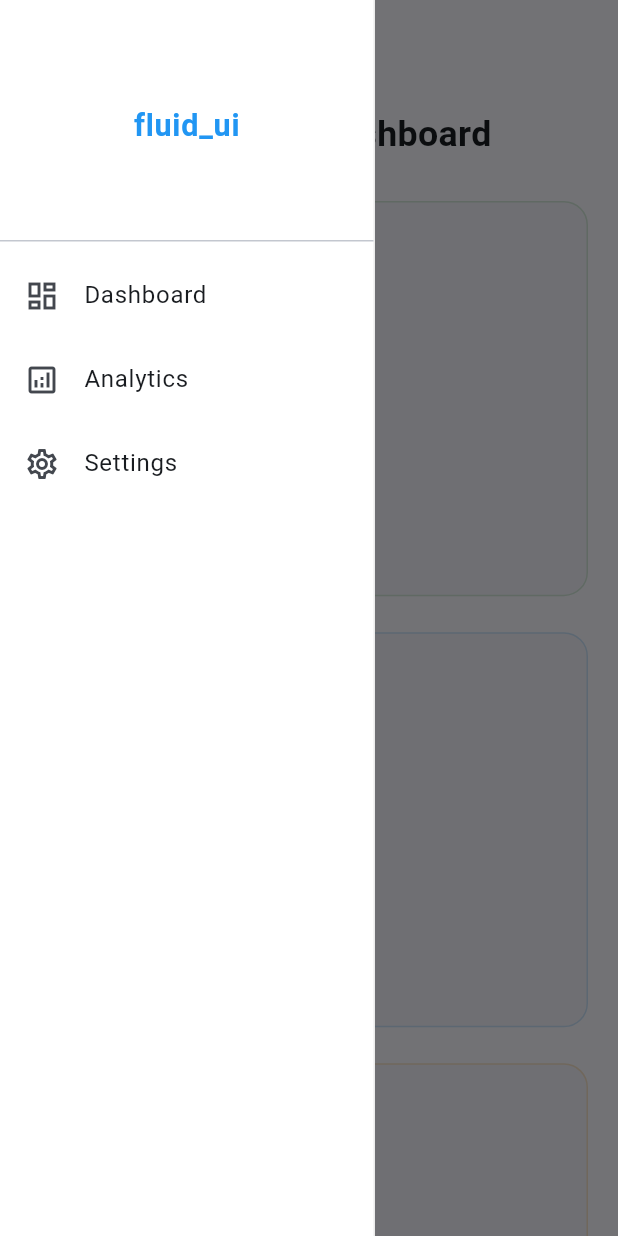
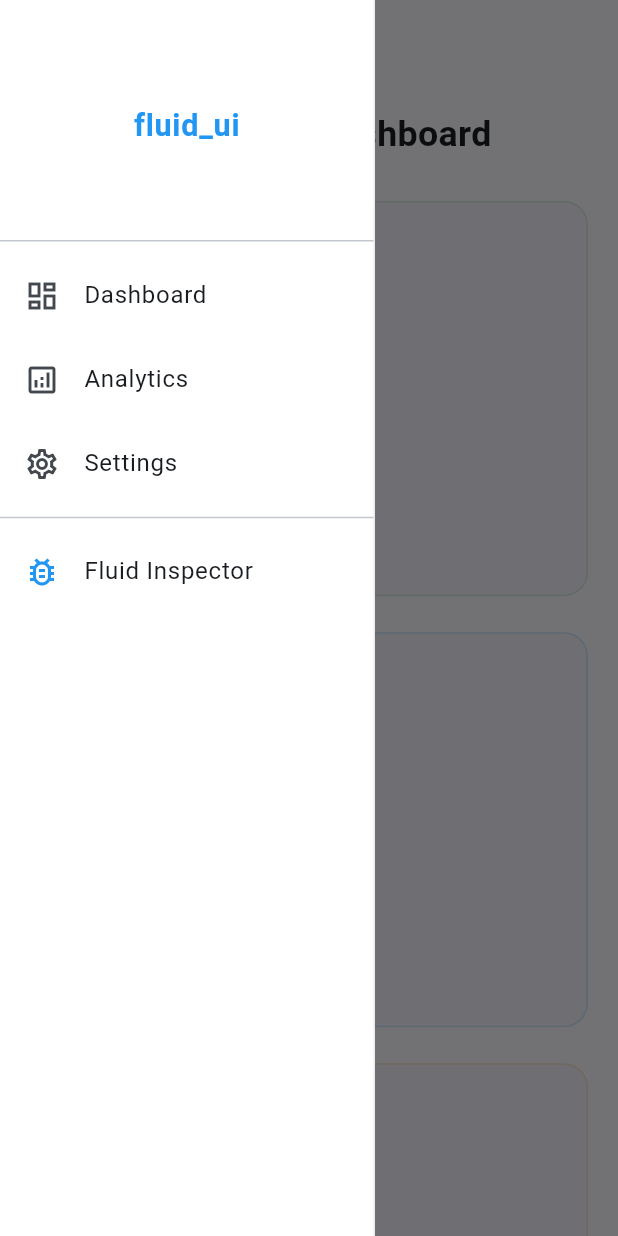
Before and after one commit to PraveenLiyanage/fluid-ui, a Flutter app: the screen it shows after launch, with the side drawer open, on a phone screen of 412 x 824 dp. Run offline on Flutter 3.47's test engine with Material 3 defaults, Android fonts, the light colour scheme and no system bars.

Commit message:
feat: implement AI-assisted layout heuristic engine and visual adaptive inspector tool

```diff
--- a/example/lib/main.dart
+++ b/example/lib/main.dart
@@ -130,6 +130,12 @@ class DashboardScreen extends StatelessWidget {
             title: const Text('Settings'),
             onTap: () {},
           ),
+          const Divider(),
+          ListTile(
+            leading: const Icon(Icons.bug_report_outlined, color: Colors.blue),
+            title: const Text('Fluid Inspector'),
+            onTap: () => FluidController.of(context).toggleInspector(),
+          ),
         ],
       ),
     );
--- a/lib/core/engine/fluid_app.dart
+++ b/lib/core/engine/fluid_app.dart
@@ -1,6 +1,8 @@
 import 'package:flutter/material.dart';
+import 'fluid_controller.dart';
+import '../../widgets/adaptive_inspector.dart';
 
-class FluidApp extends StatelessWidget {
+class FluidApp extends StatefulWidget {
   final Widget child;
 
   const FluidApp({
@@ -9,8 +11,31 @@ class FluidApp extends StatelessWidget {
   });
 
   @override
+  State<FluidApp> createState() => _FluidAppState();
+}
+
+class _FluidAppState extends State<FluidApp> {
+  late final FluidController _controller;
+
+  @override
+  void initState() {
+    super.initState();
+    _controller = FluidController();
+  }
+
+  @override
+  void dispose() {
+    _controller.dispose();
+    super.dispose();
+  }
+
+  @override
   Widget build(BuildContext context) {
-    // In the future, this can provide global state or services
-    return child;
+    return FluidControllerProvider(
+      controller: _controller,
+      child: AdaptiveInspector(
+        child: widget.child,
+      ),
+    );
   }
 }
--- /dev/null
+++ b/lib/core/engine/fluid_controller.dart
@@ -0,0 +1,31 @@
+import 'package:flutter/material.dart';
+
+class FluidController extends ChangeNotifier {
+  bool _showInspector = false;
+  bool get showInspector => _showInspector;
+
+  void toggleInspector() {
+    _showInspector = !_showInspector;
+    notifyListeners();
+  }
+
+  static FluidController of(BuildContext context) {
+    final provider = context.dependOnInheritedWidgetOfExactType<FluidControllerProvider>();
+    return provider!.controller;
+  }
+}
+
+class FluidControllerProvider extends InheritedNotifier<FluidController> {
+  final FluidController controller;
+
+  const FluidControllerProvider({
+    super.key,
+    required this.controller,
+    required super.child,
+  }) : super(notifier: controller);
+
+  @override
+  bool updateShouldNotify(FluidControllerProvider oldWidget) {
+    return controller != oldWidget.controller;
+  }
+}
--- /dev/null
+++ b/lib/core/engine/heuristic_engine.dart
@@ -0,0 +1,34 @@
+// lib/core/engine/heuristic_engine.dart
+
+enum WidgetComplexity { low, medium, high }
+
+class HeuristicEngine {
+  /// AI-assisted calculation of optimal columns based on viewport and widget complexity.
+  static int getSmartColumnCount({
+    required double maxWidth,
+    required WidgetComplexity complexity,
+  }) {
+    // Base column logic
+    int columns = 1;
+    if (maxWidth > 1600) {
+      columns = 5;
+    } else if (maxWidth > 1200) {
+      columns = 4;
+    } else if (maxWidth > 900) {
+      columns = 3;
+    } else if (maxWidth > 600) {
+      columns = 2;
+    }
+
+    // Heuristic Adjustment:
+    // If complexity is high, we aggressively reduce column count to prevent squeezing/overflow.
+    if (complexity == WidgetComplexity.high) {
+      if (maxWidth < 1440) columns = (columns - 1).clamp(1, 5);
+      if (maxWidth < 1100) columns = (columns - 1).clamp(1, 5);
+    } else if (complexity == WidgetComplexity.medium) {
+      if (maxWidth < 900) columns = (columns - 1).clamp(1, 5);
+    }
+
+    return columns;
+  }
+}
--- a/lib/fluid_ui.dart
+++ b/lib/fluid_ui.dart
@@ -2,6 +2,8 @@ library fluid_ui;
 
 // Core Engine
 export 'core/engine/fluid_app.dart';
+export 'core/engine/fluid_controller.dart';
+export 'core/engine/heuristic_engine.dart';
 export 'core/breakpoints/fluid_breakpoints.dart';
 export 'core/semantics/fluid_priority.dart';
 export 'core/overflow/overflow_recovery.dart';
@@ -12,6 +14,7 @@ export 'widgets/adaptive_grid.dart';
 export 'widgets/adaptive_table.dart';
 export 'widgets/adaptive_scaffold.dart';
 export 'widgets/adaptive_text.dart';
+export 'widgets/adaptive_inspector.dart';
 
 // Tokens
 export 'tokens/spacing.dart';
--- a/lib/widgets/adaptive_grid.dart
+++ b/lib/widgets/adaptive_grid.dart
@@ -1,10 +1,13 @@
 import 'package:flutter/material.dart';
+
+import '../core/engine/heuristic_engine.dart';
 
 class AdaptiveGrid extends StatelessWidget {
   final List<Widget> children;
   final double spacing;
   final double runSpacing;
   final double childAspectRatio;
+  final WidgetComplexity complexity;
 
   const AdaptiveGrid({
     super.key,
@@ -12,23 +15,17 @@ class AdaptiveGrid extends StatelessWidget {
     this.spacing = 16.0,
     this.runSpacing = 16.0,
     this.childAspectRatio = 1.4,
+    this.complexity = WidgetComplexity.medium,
   });
 
   @override
   Widget build(BuildContext context) {
     return LayoutBuilder(
       builder: (context, constraints) {
-        int columns = 1;
-
-        if (constraints.maxWidth > 1600) {
-          columns = 5;
-        } else if (constraints.maxWidth > 1200) {
-          columns = 4;
-        } else if (constraints.maxWidth > 900) {
-          columns = 3;
-        } else if (constraints.maxWidth > 600) {
-          columns = 2;
-        }
+        final columns = HeuristicEngine.getSmartColumnCount(
+          maxWidth: constraints.maxWidth,
+          complexity: complexity,
+        );
 
         return GridView.builder(
           shrinkWrap: true,
--- /dev/null
+++ b/lib/widgets/adaptive_inspector.dart
@@ -0,0 +1,99 @@
+import 'package:flutter/material.dart';
+import '../core/engine/fluid_controller.dart';
+import '../core/breakpoints/fluid_breakpoints.dart';
+
+class AdaptiveInspector extends StatelessWidget {
+  final Widget child;
+
+  const AdaptiveInspector({
+    super.key,
+    required this.child,
+  });
+
+  @override
+  Widget build(BuildContext context) {
+    final controller = FluidController.of(context);
+
+    return Stack(
+      children: [
+        child,
+        if (controller.showInspector)
+          Positioned(
+            bottom: 20,
+            right: 20,
+            child: Material(
+              elevation: 8,
+              borderRadius: BorderRadius.circular(12),
+              color: Colors.black.withOpacity(0.85),
+              child: Container(
+                padding: const EdgeInsets.all(16),
+                width: 280,
+                child: Column(
+                  mainAxisSize: MainAxisSize.min,
+                  crossAxisAlignment: CrossAxisAlignment.start,
+                  children: [
+                    Row(
+                      mainAxisAlignment: MainAxisAlignment.spaceBetween,
+                      children: [
+                        const Text(
+                          'FLUID INSPECTOR',
+                          style: TextStyle(
+                            color: Colors.blueAccent,
+                            fontWeight: FontWeight.bold,
+                            fontSize: 12,
+                            letterSpacing: 1.2,
+                          ),
+                        ),
+                        IconButton(
+                          icon: const Icon(Icons.close, color: Colors.white, size: 16),
+                          onPressed: controller.toggleInspector,
+                          padding: EdgeInsets.zero,
+                          constraints: const BoxConstraints(),
+                        ),
+                      ],
+                    ),
+                    const Divider(color: Colors.white24),
+                    _buildStat('Width', '${MediaQuery.of(context).size.width.toStringAsFixed(0)}px'),
+                    _buildStat('Breakpoint', _getBreakpointName(context)),
+                    _buildStat('Device', _getDeviceType(context)),
+                    const SizedBox(height: 8),
+                    const Text(
+                      'AI HEURISTICS ACTIVE',
+                      style: TextStyle(color: Colors.green, fontSize: 10, fontWeight: FontWeight.bold),
+                    ),
+                  ],
+                ),
+              ),
+            ),
+          ),
+      ],
+    );
+  }
+
+  Widget _buildStat(String label, String value) {
+    return Padding(
+      padding: const EdgeInsets.symmetric(vertical: 4.0),
+      child: Row(
+        mainAxisAlignment: MainAxisAlignment.spaceBetween,
+        children: [
+          Text(label, style: const TextStyle(color: Colors.white70, fontSize: 13)),
+          Text(value, style: const TextStyle(color: Colors.white, fontWeight: FontWeight.bold, fontSize: 13)),
+        ],
+      ),
+    );
+  }
+
+  String _getBreakpointName(BuildContext context) {
+    final w = MediaQuery.of(context).size.width;
+    if (w < FluidBreakpoints.mobile) return 'Mobile';
+    if (w < FluidBreakpoints.tablet) return 'Tablet';
+    if (w < FluidBreakpoints.desktop) return 'Desktop';
+    return 'Ultra-Wide';
+  }
+
+  String _getDeviceType(BuildContext context) {
+    if (FluidBreakpoints.isMobile(context)) return 'Handheld';
+    if (FluidBreakpoints.isTablet(context)) return 'Tablet / Small Laptop';
+    return 'Workstation';
+  }
+}
```
Also changed, not shown: 1 other file.
